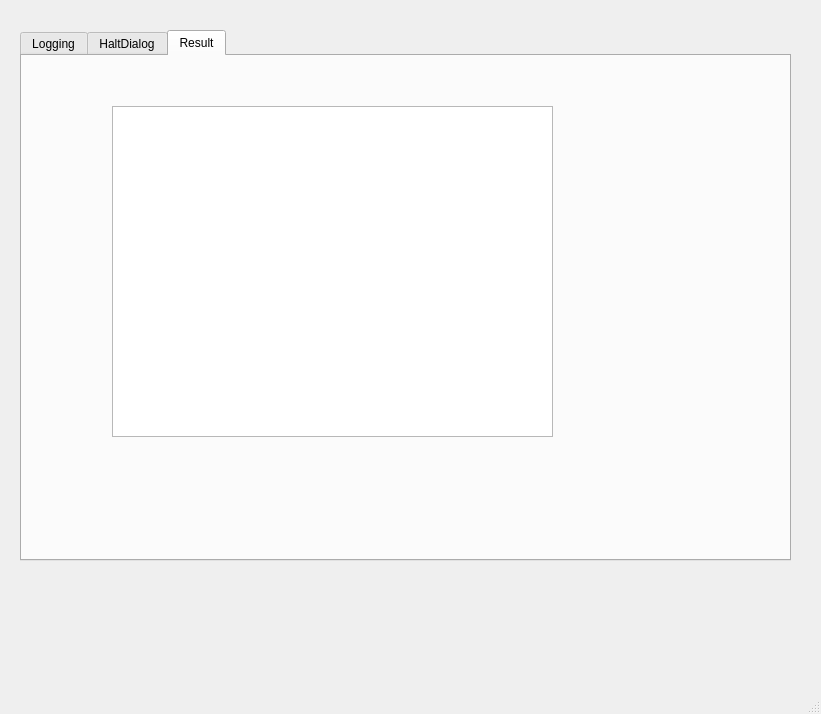
This is PyQt5_GUI/MainWindow.ui in PeterDietzler/python-beispiele as Qt 5 draws it before an edit. The edited form follows.
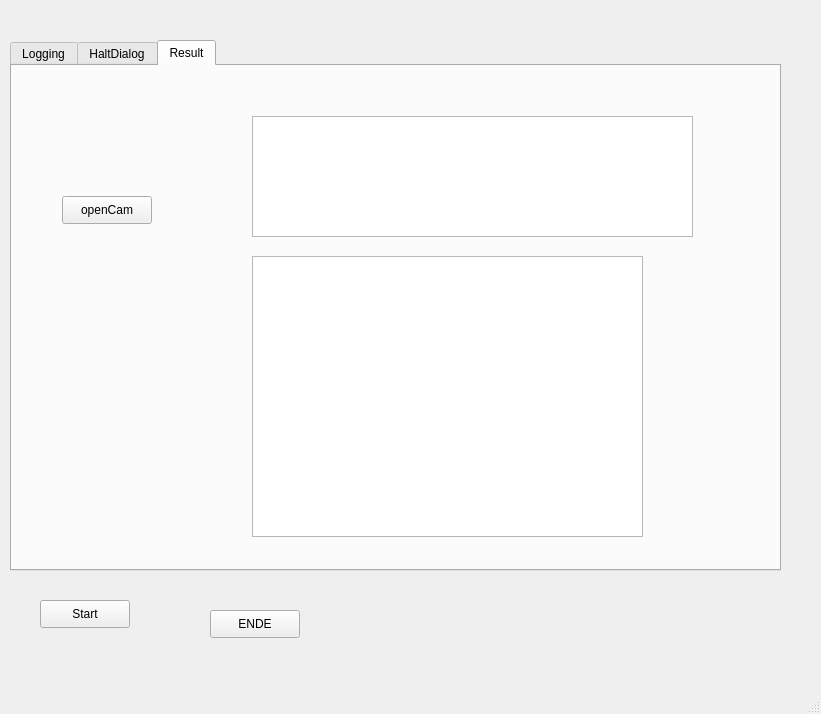
This is the edited form. The open tabs and pages were chosen to show the change.

```diff
--- a/PyQt5_GUI/MainWindow.ui
+++ b/PyQt5_GUI/MainWindow.ui
@@ -17,8 +17,8 @@
    <widget class="QTabWidget" name="tabWidget">
     <property name="geometry">
      <rect>
-      <x>20</x>
-      <y>30</y>
+      <x>10</x>
+      <y>40</y>
       <width>771</width>
       <height>531</height>
      </rect>
@@ -53,15 +53,64 @@
      <widget class="QListView" name="listView">
       <property name="geometry">
        <rect>
-        <x>90</x>
+        <x>240</x>
         <y>50</y>
         <width>441</width>
-        <height>331</height>
+        <height>121</height>
+       </rect>
+      </property>
+     </widget>
+     <widget class="QPushButton" name="pushButtonOpenCam">
+      <property name="geometry">
+       <rect>
+        <x>50</x>
+        <y>130</y>
+        <width>90</width>
+        <height>28</height>
+       </rect>
+      </property>
+      <property name="text">
+       <string>openCam</string>
+      </property>
+     </widget>
+     <widget class="QGraphicsView" name="graphicsView">
+      <property name="geometry">
+       <rect>
+        <x>240</x>
+        <y>190</y>
+        <width>391</width>
+        <height>281</height>
        </rect>
       </property>
      </widget>
     </widget>
    </widget>
+   <widget class="QPushButton" name="pushButtonStart">
+    <property name="geometry">
+     <rect>
+      <x>40</x>
+      <y>600</y>
+      <width>90</width>
+      <height>28</height>
+     </rect>
+    </property>
+    <property name="text">
+     <string>Start</string>
+    </property>
+   </widget>
+   <widget class="QPushButton" name="pushButtonEnde">
+    <property name="geometry">
+     <rect>
+      <x>210</x>
+      <y>610</y>
+      <width>90</width>
+      <height>28</height>
+     </rect>
+    </property>
+    <property name="text">
+     <string>ENDE</string>
+    </property>
+   </widget>
   </widget>
   <widget class="QMenuBar" name="menubar">
    <property name="geometry">
```
Left out of the diff: 2 changed lines with no effect on the pictures.
